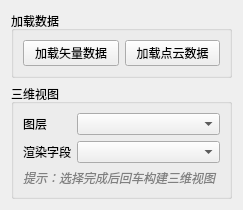
Before: the Qt Designer form threedview.ui in 531985836-cpu/building_edit_manager, drawn with Qt 5.
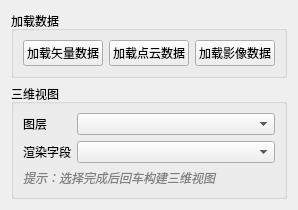
After: the same form once the commit is applied.

What changed in the file:
```diff
--- a/threedview.ui
+++ b/threedview.ui
@@ -36,6 +36,13 @@
           </property>
          </widget>
         </item>
+        <item>
+         <widget class="QPushButton" name="addraster">
+          <property name="text">
+           <string>加载影像数据</string>
+          </property>
+         </widget>
+        </item>
        </layout>
       </item>
      </layout>
```
